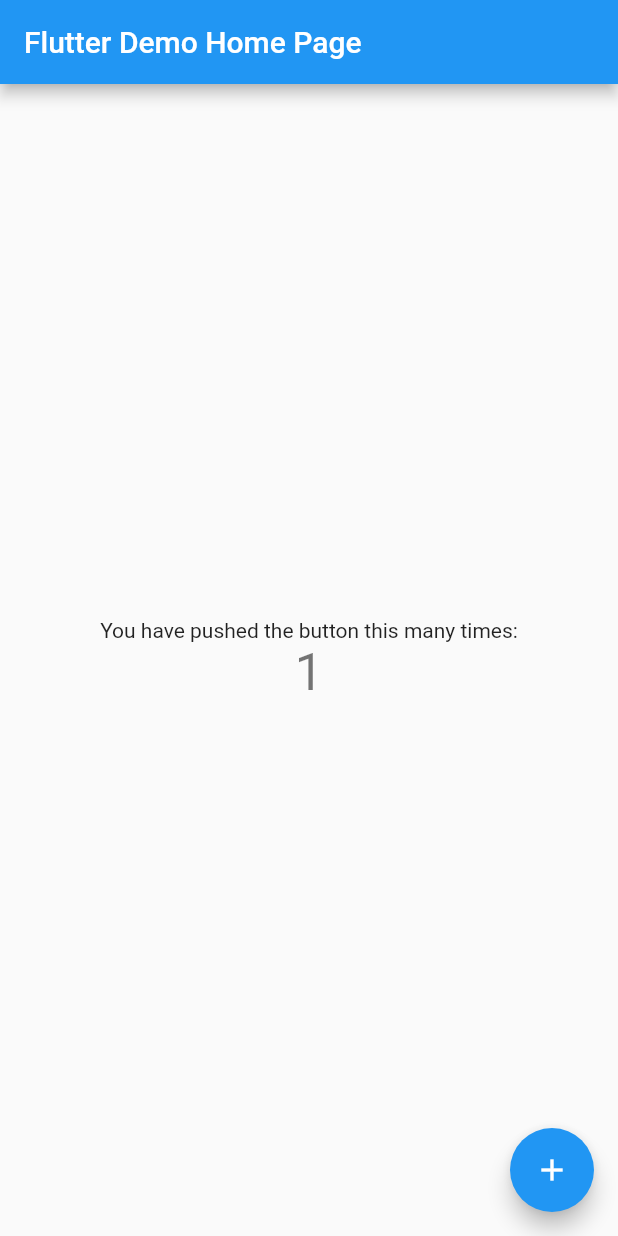
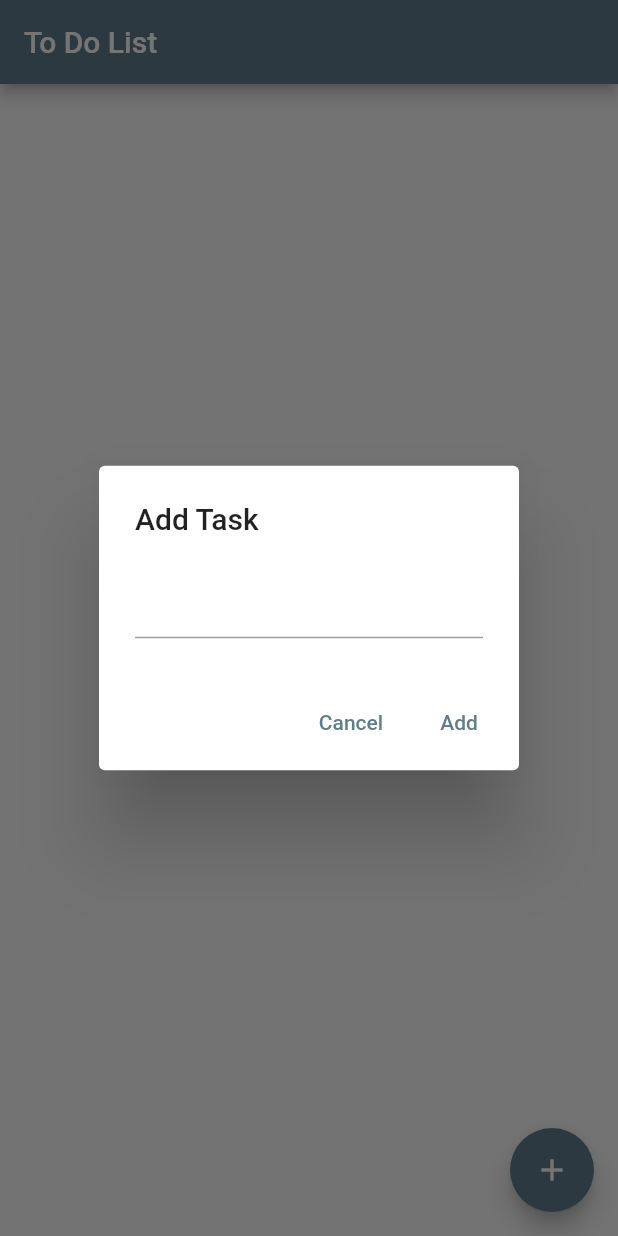
Before and after one commit to Youssef-Bounouacha/To_Do_List, a Flutter app: the screen it shows after launch, after a tap on the "add" icon, on a phone screen of 412 x 824 dp. Run offline on Flutter 3.47's test engine with Material 2 defaults, Android fonts, the phone set to English and light mode, and no system bars.

Commit message:
creating the app

```diff
--- a/lib/main.dart
+++ b/lib/main.dart
@@ -1,4 +1,5 @@
 import 'package:flutter/material.dart';
+import 'package:my_first_app/screens/home.dart';
 
 void main() {
   runApp(const MyApp());
@@ -10,58 +11,7 @@ class MyApp extends StatelessWidget {
   Widget build(BuildContext context) {
     return MaterialApp(
       title: 'Flutter Demo',
-      theme: ThemeData(
-        primarySwatch: Colors.blue,
-      ),
-      home: const MyHomePage(title: 'Flutter Demo Home Page'),
+      home: Home(),
     );
   }
 }
-
-class MyHomePage extends StatefulWidget {
-  const MyHomePage({super.key, required this.title});
-
-
-  final String title;
-
-  @override
-  State<MyHomePage> createState() => _MyHomePageState();
-}
-
-class _MyHomePageState extends State<MyHomePage> {
-  int _counter = 0;
-
-  void _incrementCounter() {
-    setState(() {
-      _counter++;
-    });
-  }
-
-  @override
-  Widget build(BuildContext context) {
-    return Scaffold(
-      appBar: AppBar(
-        title: Text(widget.title),
-      ),
-      body: Center(
-        child: Column(
-          mainAxisAlignment: MainAxisAlignment.center,
-          children: <Widget>[
-            const Text(
-              'You have pushed the button this many times:',
-            ),
-            Text(
-              '$_counter',
-              style: Theme.of(context).textTheme.headlineMedium,
-            ),
-          ],
-        ),
-      ),
-      floatingActionButton: FloatingActionButton(
-        onPressed: _incrementCounter,
-        tooltip: 'Increment',
-        child: const Icon(Icons.add),
-      ),
-    );
-  }
-}
--- /dev/null
+++ b/lib/screens/home.dart
@@ -0,0 +1,147 @@
+import 'package:flutter/material.dart';
+
+class Home extends StatelessWidget {
+  const Home({super.key});
+
+  @override
+  Widget build(BuildContext context) {
+    return MaterialApp(
+      title: 'To Do List',
+      theme: ThemeData(
+        primarySwatch: Colors.blueGrey,
+      ),
+      home: const MyHomePage(title: 'To Do List'),
+    );
+  }
+}
+
+class MyHomePage extends StatefulWidget {
+  const MyHomePage({Key? key, required this.title}) : super(key: key);
+  final String title;
+
+  @override
+  _MyHomePageState createState() => _MyHomePageState();
+}
+
+class _MyHomePageState extends State<MyHomePage> {
+  final List<String> _tasks = [];
+
+  final TextEditingController _controller = TextEditingController();
+
+  void _addTask(String task) {
+    setState(() {
+      _tasks.add(task);
+    });
+  }
+
+  void _updateTask(int index, String task) {
+    setState(() {
+      _tasks[index] = task;
+    });
+  }
+
+  void _deleteTask(int index) {
+    setState(() {
+      _tasks.removeAt(index);
+    });
+  }
+
+  void _toggleTask(int index) {
+    setState(() {
+      String task = _tasks[index];
+      if (task.startsWith('✓ ')) {
+        task = task.substring(2);
+      } else {
+        task = '✓ $task';
+      }
+      _updateTask(index, task);
+    });
+  }
+
+  @override
+  Widget build(BuildContext context) {
+    return Scaffold(
+      appBar: AppBar(
+        title: Text(widget.title),
+      ),
+      body: ListView.builder(
+        itemCount: _tasks.length,
+        itemBuilder: (BuildContext context, int index) {
+          return Dismissible(
+            key: Key(_tasks[index]),
+            onDismissed: (direction) {
+              _deleteTask(index);
+            },
+            child: ListTile(
+              title: Text(
+                _tasks[index],
+                style: _tasks[index].startsWith('✓ ')
+                    ? const TextStyle(decoration: TextDecoration.lineThrough)
+                    : null,
+              ),
+              onTap: () => _toggleTask(index),
+              onLongPress: () {
+                _controller.text = _tasks[index];
+                showDialog(
+                  context: context,
+                  builder: (BuildContext context) {
+                    return AlertDialog(
+                      title: const Text('Edit Task'),
+                      content: TextField(
+                        controller: _controller,
+                      ),
+                      actions: [
+                        TextButton(
+                          child: const Text('Cancel'),
+                          onPressed: () => Navigator.pop(context),
+                        ),
+                        TextButton(
+                          child: const Text('Update'),
+                          onPressed: () {
+                            _updateTask(index, _controller.text);
+                            Navigator.pop(context);
+                          },
+                        ),
+                      ],
+                    );
+                  },
+                );
+              },
+            ),
+          );
+        },
+      ),
+      floatingActionButton: FloatingActionButton(
+        onPressed: () {
+          showDialog(
+            context: context,
+            builder: (BuildContext context) {
+              return AlertDialog(
+                title: const Text('Add Task'),
+                content: TextField(
+                  controller: _controller,
+                ),
+                actions: [
+                  TextButton(
+                    child: const Text('Cancel'),
+                    onPressed: () => Navigator.pop(context),
+                  ),
+                  TextButton(
+                    child: const Text('Add'),
+                    onPressed: () {
+                      _addTask(_controller.text);
+                      _controller.clear();
+                      Navigator.pop(context);
+                    },
+                  ),
+                ],
+              );
+            },
+          );
+        },
+        tooltip: 'Add Task',
+        child: const Icon(Icons.add),
+      ),
+    );
+  }
+}
```
